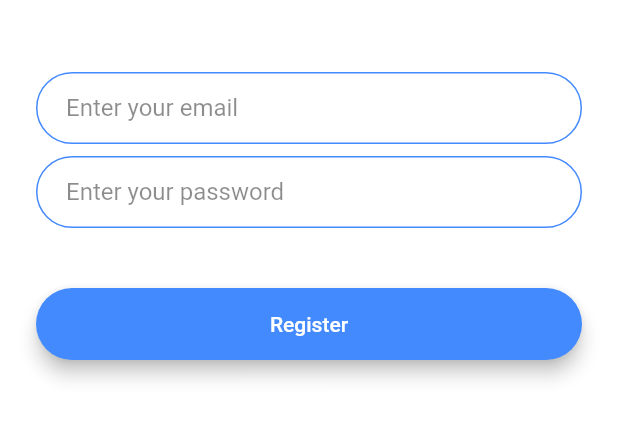
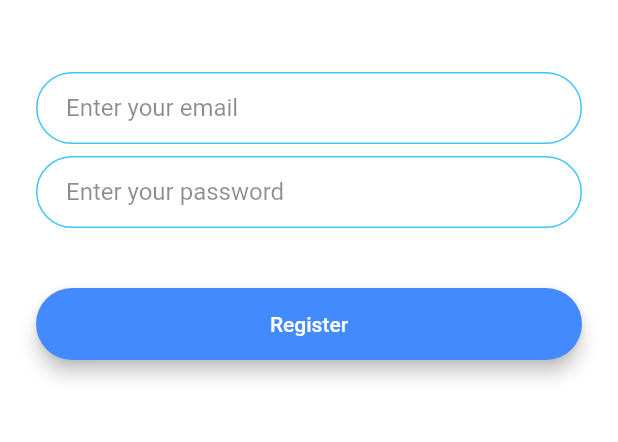
Before and after one commit to AliE99/flash-messenger, a Flutter app: the RegistrationScreen screen opened by its route, on a phone screen of 412 x 824 dp, the part 576-1018 px from its top. Run offline on Flutter 3.47's test engine with Material 2 defaults, Android fonts, the phone set to English and light mode, and no system bars; our stand-ins replace animated_text_kit.

Commit message:
InputTextDecoration is refactored into kTextFieldDecoration

```diff
--- a/lib/constants.dart
+++ b/lib/constants.dart
@@ -17,3 +17,20 @@ const kMessageContainerDecoration = BoxDecoration(
     top: BorderSide(color: Colors.lightBlueAccent, width: 2.0),
   ),
 );
+
+const kTextFieldDecoration = InputDecoration(
+  hintText: 'Enter your email',
+  hintStyle: TextStyle(color: Colors.black45),
+  contentPadding: EdgeInsets.symmetric(vertical: 10.0, horizontal: 20.0),
+  border: OutlineInputBorder(
+    borderRadius: BorderRadius.all(Radius.circular(32.0)),
+  ),
+  enabledBorder: OutlineInputBorder(
+    borderSide: BorderSide(color: Colors.lightBlueAccent, width: 1.0),
+    borderRadius: BorderRadius.all(Radius.circular(32.0)),
+  ),
+  focusedBorder: OutlineInputBorder(
+    borderSide: BorderSide(color: Colors.lightBlueAccent, width: 2.0),
+    borderRadius: BorderRadius.all(Radius.circular(32.0)),
+  ),
+);
--- a/lib/screens/registration_screen.dart
+++ b/lib/screens/registration_screen.dart
@@ -1,3 +1,4 @@
+import 'package:flash_messenger/constants.dart';
 import 'package:flutter/material.dart';
 
 class RegistrationScreen extends StatefulWidget {
@@ -32,23 +33,7 @@ class _RegistrationScreenState extends State<RegistrationScreen> {
                 //Do something with the user input.
               },
               style: TextStyle(color: Colors.black),
-              decoration: InputDecoration(
-                hintText: 'Enter your email',
-                hintStyle: TextStyle(color: Colors.black45),
-                contentPadding:
-                    EdgeInsets.symmetric(vertical: 10.0, horizontal: 20.0),
-                border: OutlineInputBorder(
-                  borderRadius: BorderRadius.all(Radius.circular(32.0)),
-                ),
-                enabledBorder: OutlineInputBorder(
-                  borderSide: BorderSide(color: Colors.blueAccent, width: 1.0),
-                  borderRadius: BorderRadius.all(Radius.circular(32.0)),
-                ),
-                focusedBorder: OutlineInputBorder(
-                  borderSide: BorderSide(color: Colors.blueAccent, width: 2.0),
-                  borderRadius: BorderRadius.all(Radius.circular(32.0)),
-                ),
-              ),
+              decoration: kTextFieldDecoration,
             ),
             SizedBox(
               height: 8.0,
@@ -58,22 +43,8 @@ class _RegistrationScreenState extends State<RegistrationScreen> {
                 //Do something with the user input.
               },
               style: TextStyle(color: Colors.black),
-              decoration: InputDecoration(
+              decoration: kTextFieldDecoration.copyWith(
                 hintText: 'Enter your password',
-                hintStyle: TextStyle(color: Colors.black45),
-                contentPadding:
-                    EdgeInsets.symmetric(vertical: 10.0, horizontal: 20.0),
-                border: OutlineInputBorder(
-                  borderRadius: BorderRadius.all(Radius.circular(32.0)),
-                ),
-                enabledBorder: OutlineInputBorder(
-                  borderSide: BorderSide(color: Colors.blueAccent, width: 1.0),
-                  borderRadius: BorderRadius.all(Radius.circular(32.0)),
-                ),
-                focusedBorder: OutlineInputBorder(
-                  borderSide: BorderSide(color: Colors.blueAccent, width: 2.0),
-                  borderRadius: BorderRadius.all(Radius.circular(32.0)),
-                ),
               ),
             ),
             SizedBox(
```
Also changed, not shown: lib/screens/login_screen.dart (+4 -37 lines).
